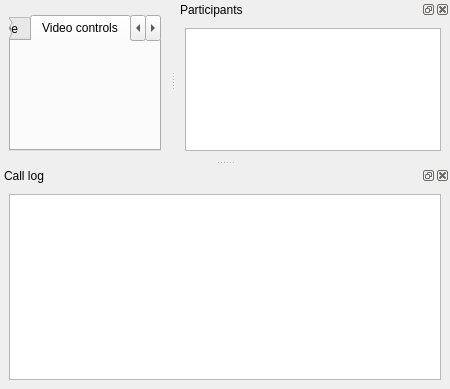
Above: kcall_handler/callwindow.ui from KDE/ktp-call-ui before the change. Below: the same form after it.
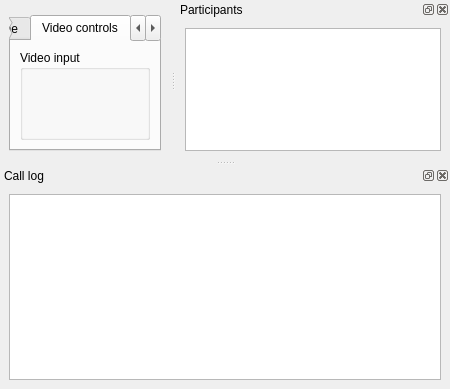
That is the form after the change. The open tabs and pages were chosen to show the change. Custom widgets are drawn as their Qt base class.

Commit message: Add support for controlling brightness/contrast/hue/saturation on the video input.

```diff
--- a/kcall_handler/callwindow.ui
+++ b/kcall_handler/callwindow.ui
@@ -63,6 +63,23 @@
          <attribute name="title">
           <string>Video controls</string>
          </attribute>
+         <layout class="QVBoxLayout" name="verticalLayout_7">
+          <item>
+           <widget class="QGroupBox" name="groupBox">
+            <property name="title">
+             <string>Video input</string>
+            </property>
+            <property name="flat">
+             <bool>true</bool>
+            </property>
+            <layout class="QVBoxLayout" name="verticalLayout_8">
+             <item>
+              <widget class="VideoBalanceWidget" name="videoInputBalanceWidget" native="true"/>
+             </item>
+            </layout>
+           </widget>
+          </item>
+         </layout>
         </widget>
         <widget class="DtmfWidget" name="dtmfWidget">
          <attribute name="title">
@@ -129,6 +146,12 @@
    <header>volumewidget.h</header>
    <container>1</container>
   </customwidget>
+  <customwidget>
+   <class>VideoBalanceWidget</class>
+   <extends>QWidget</extends>
+   <header>videobalancewidget.h</header>
+   <container>1</container>
+  </customwidget>
  </customwidgets>
  <resources/>
  <connections/>
```
The commit also changes 9 other files.
